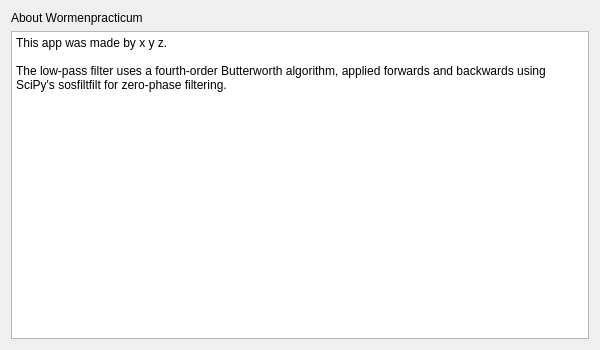
Above: app/ui/about_window.ui from teuncm/wormenpracticum before the change. Below: the same form after it.
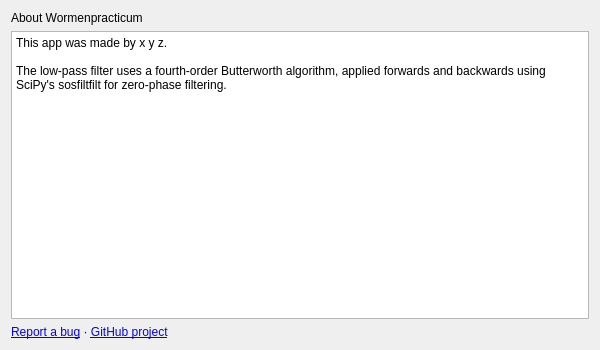
That is the form after the change.

```diff
--- a/app/ui/about_window.ui
+++ b/app/ui/about_window.ui
@@ -33,6 +33,19 @@
      </property>
     </widget>
    </item>
+   <item>
+    <widget class="QLabel" name="projectLinksLabel">
+     <property name="text">
+      <string>&lt;a href="https://github.com/teuncm/wormenpracticum/issues"&gt;Report a bug&lt;/a&gt; · &lt;a href="https://github.com/teuncm/wormenpracticum"&gt;GitHub project&lt;/a&gt;</string>
+     </property>
+     <property name="openExternalLinks">
+      <bool>true</bool>
+     </property>
+     <property name="textInteractionFlags">
+      <set>Qt::TextInteractionFlag::LinksAccessibleByMouse|Qt::TextInteractionFlag::LinksAccessibleByKeyboard</set>
+     </property>
+    </widget>
+   </item>
   </layout>
  </widget>
  <resources/>
```
